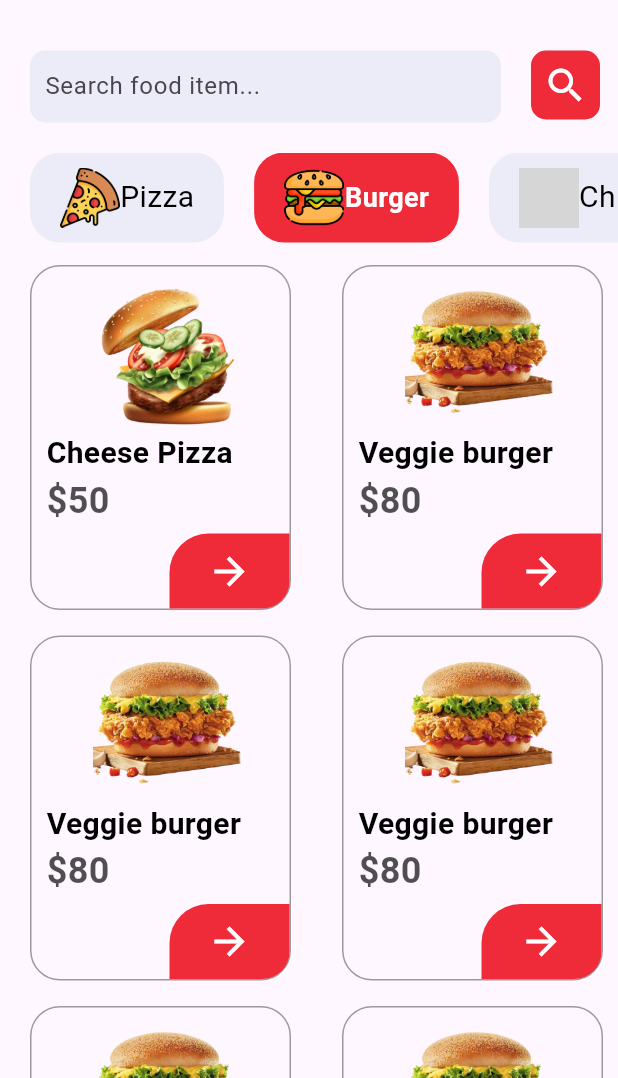
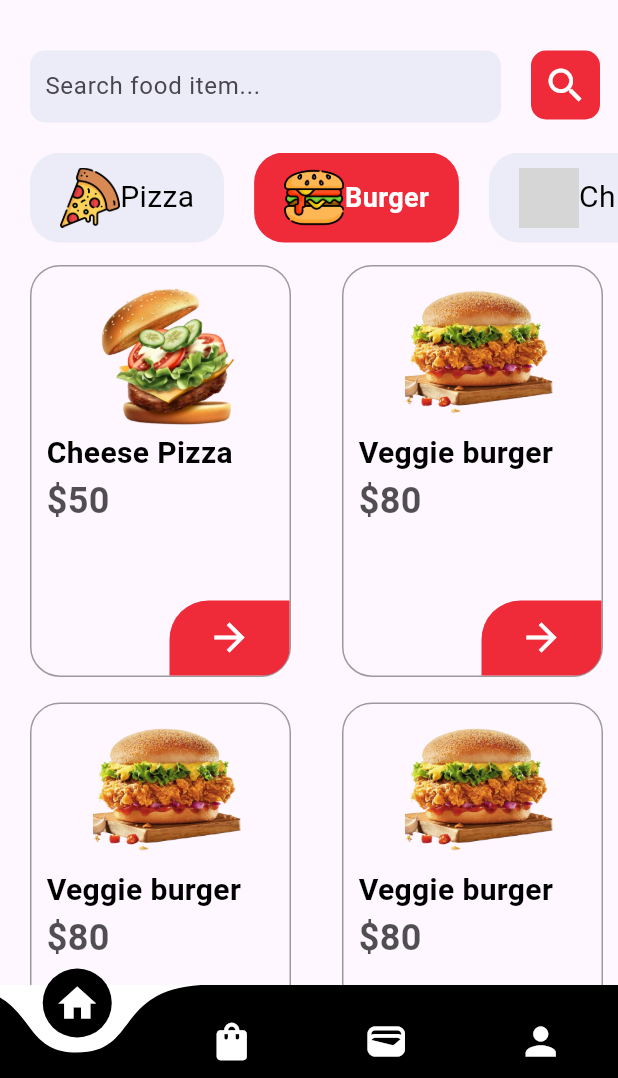
Before and after one commit to coderdostarjun/FoodGo, a Flutter app: the screen it shows after launch, after a tap on "Burger", on a phone screen of 412 x 824 dp, the part 158-1236 px from its top. Run offline on Flutter 3.47's test engine with Material 3 defaults, Android fonts, the phone set to English and light mode, and no system bars; drawn by our look-alikes of curved_navigation_bar; grey boxes are pictures that could not be loaded.

Commit message:
create bottom navigation bar

```diff
--- a/lib/main.dart
+++ b/lib/main.dart
@@ -1,5 +1,8 @@
 import 'package:flutter/material.dart';
+import 'package:food_go/screen/BottomNavBar.dart';
+import 'package:food_go/screen/BottomNavBarScreen.dart';
 import 'package:food_go/screen/HomeScreen.dart';
+import 'package:food_go/screen/WalletScreen.dart';
 import 'package:food_go/screen/onboarding.dart';
 
 void main() {
@@ -35,7 +38,7 @@ class MyApp extends StatelessWidget {
         useMaterial3: true,
       ),
       // home: const Onboarding(),
-      home: Homescreen(),
+      home:Bottomnavbarscreen(),
     );
   }
 }
--- /dev/null
+++ b/lib/screen/BottomNavBarScreen.dart
@@ -0,0 +1,55 @@
+import 'package:curved_navigation_bar/curved_navigation_bar.dart';
+import 'package:flutter/material.dart';
+
+import 'HomeScreen.dart';
+import 'OrderScreen.dart';
+import 'ProfileScreen.dart';
+import 'WalletScreen.dart';
+
+class Bottomnavbarscreen extends StatefulWidget {
+  const Bottomnavbarscreen({super.key});
+
+  @override
+  State<Bottomnavbarscreen> createState() => _BottomnavbarscreenState();
+}
+
+class _BottomnavbarscreenState extends State<Bottomnavbarscreen> {
+  late List<Widget> screens;
+  late Homescreen homescreen;
+  late Orderscreen orderscreen;
+  late Walletscreen walletscreen;
+  late Profilescreen profilescreen;
+  int currentTableindex=0;
+  @override
+  void initState() {
+    // TODO: implement initState
+    homescreen=Homescreen();
+    orderscreen=Orderscreen();
+    walletscreen=Walletscreen();
+    profilescreen=Profilescreen();
+    screens=[homescreen,orderscreen,walletscreen,profilescreen];
+    super.initState();
+
+  }
+  @override
+  Widget build(BuildContext context) {
+    return Scaffold(
+      bottomNavigationBar: CurvedNavigationBar(
+          height: 62,
+          backgroundColor: Colors.white,
+          color: Colors.black,
+          animationDuration: Duration(milliseconds: 500),
+          onTap: (int index) {
+            setState(() {
+              currentTableindex = index;
+            });
+          },
+          items: [Icon(Icons.home, color: Colors.white, size: 30.0,),
+            Icon(Icons.shopping_bag, color: Colors.white, size: 30.0,),
+            Icon(Icons.wallet, color: Colors.white, size: 30.0,),
+            Icon(Icons.person, color: Colors.white, size: 30.0,)
+          ]),
+      body: screens[currentTableindex],
+    );
+  }
+  }
--- a/lib/screen/HomeScreen.dart
+++ b/lib/screen/HomeScreen.dart
@@ -100,7 +100,7 @@ class _HomescreenState extends State<Homescreen> {
             Expanded(
               child: GridView.builder(
                 padding: EdgeInsets.zero,
-                  gridDelegate:SliverGridDelegateWithFixedCrossAxisCount(crossAxisCount: 2,childAspectRatio: 0.8,mainAxisSpacing: 17.0,crossAxisSpacing: 24.0),
+                  gridDelegate:SliverGridDelegateWithFixedCrossAxisCount(crossAxisCount: 2,childAspectRatio: 0.67,mainAxisSpacing: 17.0,crossAxisSpacing: 24.0),
                   itemCount: pizza.length,
                   itemBuilder: (context,index)
 
@@ -111,7 +111,7 @@ class _HomescreenState extends State<Homescreen> {
             ):track=="1"?Expanded(
               child: GridView.builder(
                   padding: EdgeInsets.zero,
-                  gridDelegate:SliverGridDelegateWithFixedCrossAxisCount(crossAxisCount: 2,childAspectRatio: 0.8,mainAxisSpacing: 17.0,crossAxisSpacing: 24.0),
+                  gridDelegate:SliverGridDelegateWithFixedCrossAxisCount(crossAxisCount: 2,childAspectRatio: 0.67,mainAxisSpacing: 17.0,crossAxisSpacing: 24.0),
                   itemCount: burger.length,
                   itemBuilder: (context,index)
 
--- a/pubspec.yaml
+++ b/pubspec.yaml
@@ -34,6 +34,7 @@ dependencies:
   # The following adds the Cupertino Icons font to your application.
   # Use with the CupertinoIcons class for iOS style icons.
   cupertino_icons: ^1.0.8
+  curved_navigation_bar: ^1.0.6
 
 dev_dependencies:
   flutter_test:
```
Also changed, not shown: lib/screen/BottomNavBar.dart (added, +56 -0 lines), lib/screen/OrderScreen.dart (added, +15 -0 lines), lib/screen/ProfileScreen.dart (added, +14 -0 lines), lib/screen/WalletScreen.dart (added, +14 -0 lines), pubspec.lock.
